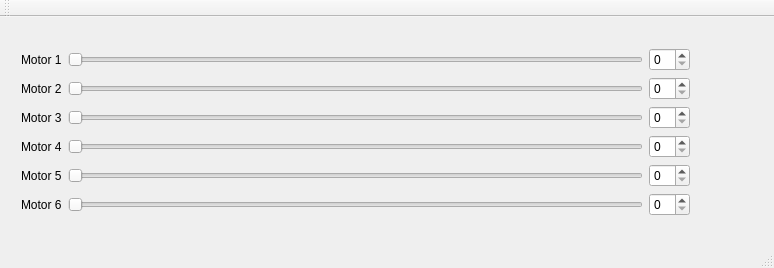
This is robot4.ui in sidsidi/robot4 as Qt 5 draws it before an edit. The edited form follows.
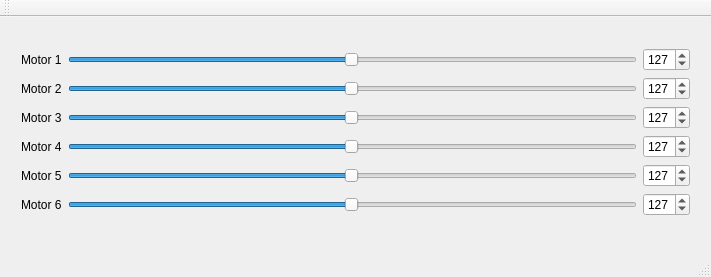
This is the edited form.

Commit message: connect sliders with spin boxes

What changed in the file:
```diff
--- a/robot4.ui
+++ b/robot4.ui
@@ -6,8 +6,8 @@
    <rect>
     <x>0</x>
     <y>0</y>
-    <width>774</width>
-    <height>268</height>
+    <width>711</width>
+    <height>277</height>
    </rect>
   </property>
   <property name="windowTitle">
@@ -20,12 +20,18 @@
       <x>10</x>
       <y>20</y>
       <width>691</width>
-      <height>190</height>
+      <height>191</height>
      </rect>
     </property>
     <layout class="QGridLayout" name="gridLayout">
      <item row="5" column="1">
       <widget class="QSlider" name="horizontalSlider_5">
+       <property name="maximum">
+        <number>255</number>
+       </property>
+       <property name="value">
+        <number>127</number>
+       </property>
        <property name="orientation">
         <enum>Qt::Horizontal</enum>
        </property>
@@ -33,56 +39,115 @@
      </item>
      <item row="3" column="1">
       <widget class="QSlider" name="horizontalSlider_3">
+       <property name="maximum">
+        <number>255</number>
+       </property>
+       <property name="value">
+        <number>127</number>
+       </property>
        <property name="orientation">
         <enum>Qt::Horizontal</enum>
        </property>
       </widget>
      </item>
      <item row="2" column="2">
-      <widget class="QSpinBox" name="spinBox_2"/>
-     </item>
-     <item row="0" column="1">
-      <widget class="QSlider" name="horizontalSlider_1">
-       <property name="orientation">
-        <enum>Qt::Horizontal</enum>
+      <widget class="QSpinBox" name="spinBox_2">
+       <property name="maximum">
+        <number>255</number>
+       </property>
+       <property name="value">
+        <number>127</number>
        </property>
       </widget>
      </item>
      <item row="2" column="1">
       <widget class="QSlider" name="horizontalSlider_2">
+       <property name="maximum">
+        <number>255</number>
+       </property>
+       <property name="value">
+        <number>127</number>
+       </property>
        <property name="orientation">
         <enum>Qt::Horizontal</enum>
        </property>
       </widget>
      </item>
      <item row="0" column="2">
-      <widget class="QSpinBox" name="spinBox_1"/>
+      <widget class="QSpinBox" name="spinBox_1">
+       <property name="maximum">
+        <number>255</number>
+       </property>
+       <property name="value">
+        <number>127</number>
+       </property>
+      </widget>
+     </item>
+     <item row="3" column="2">
+      <widget class="QSpinBox" name="spinBox_3">
+       <property name="maximum">
+        <number>255</number>
+       </property>
+       <property name="value">
+        <number>127</number>
+       </property>
+      </widget>
      </item>
      <item row="4" column="1">
       <widget class="QSlider" name="horizontalSlider_4">
+       <property name="maximum">
+        <number>255</number>
+       </property>
+       <property name="value">
+        <number>127</number>
+       </property>
        <property name="orientation">
         <enum>Qt::Horizontal</enum>
        </property>
       </widget>
      </item>
+     <item row="4" column="2">
+      <widget class="QSpinBox" name="spinBox_4">
+       <property name="maximum">
+        <number>255</number>
+       </property>
+       <property name="value">
+        <number>127</number>
+       </property>
+      </widget>
+     </item>
      <item row="6" column="1">
       <widget class="QSlider" name="horizontalSlider_6">
+       <property name="maximum">
+        <number>255</number>
+       </property>
+       <property name="value">
+        <number>127</number>
+       </property>
        <property name="orientation">
         <enum>Qt::Horizontal</enum>
        </property>
       </widget>
      </item>
-     <item row="3" column="2">
-      <widget class="QSpinBox" name="spinBox_3"/>
-     </item>
-     <item row="4" column="2">
-      <widget class="QSpinBox" name="spinBox_4"/>
-     </item>
      <item row="5" column="2">
-      <widget class="QSpinBox" name="spinBox_5"/>
+      <widget class="QSpinBox" name="spinBox_5">
+       <property name="maximum">
+        <number>255</number>
+       </property>
+       <property name="value">
+        <number>127</number>
+       </property>
+      </widget>
      </item>
      <item row="6" column="2">
-      <widget class="QSpinBox" name="spinBox_6"/>
+      <widget class="QSpinBox" name="spinBox_6">
+       <property name="maximum">
+        <number>255</number>
+       </property>
+       <property name="value">
+        <number>127</number>
+       </property>
+      </widget>
      </item>
      <item row="0" column="0">
       <widget class="QLabel" name="labelMotor1">
@@ -126,6 +191,19 @@
        </property>
       </widget>
      </item>
+     <item row="0" column="1">
+      <widget class="QSlider" name="horizontalSlider_1">
+       <property name="maximum">
+        <number>255</number>
+       </property>
+       <property name="value">
+        <number>127</number>
+       </property>
+       <property name="orientation">
+        <enum>Qt::Horizontal</enum>
+       </property>
+      </widget>
+     </item>
     </layout>
    </widget>
   </widget>
@@ -134,7 +212,7 @@
     <rect>
      <x>0</x>
      <y>0</y>
-     <width>774</width>
+     <width>711</width>
      <height>19</height>
     </rect>
    </property>
```
Left out of the diff: 195 changed lines with no effect on the pictures. The commit also changes 1 other file.
